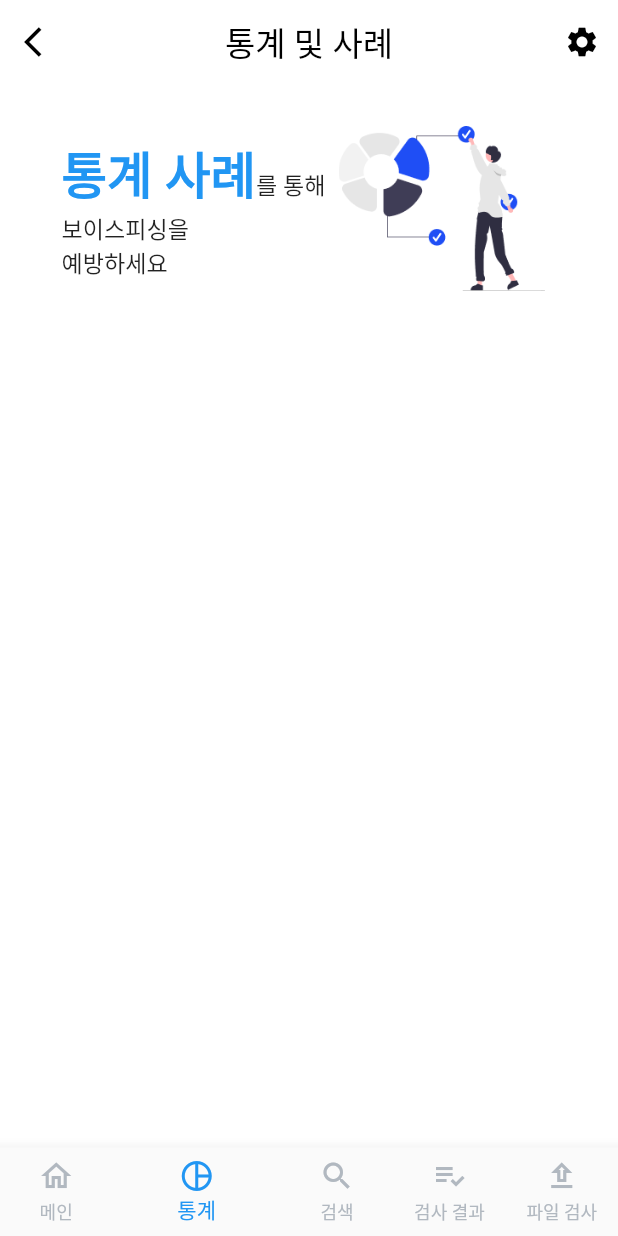
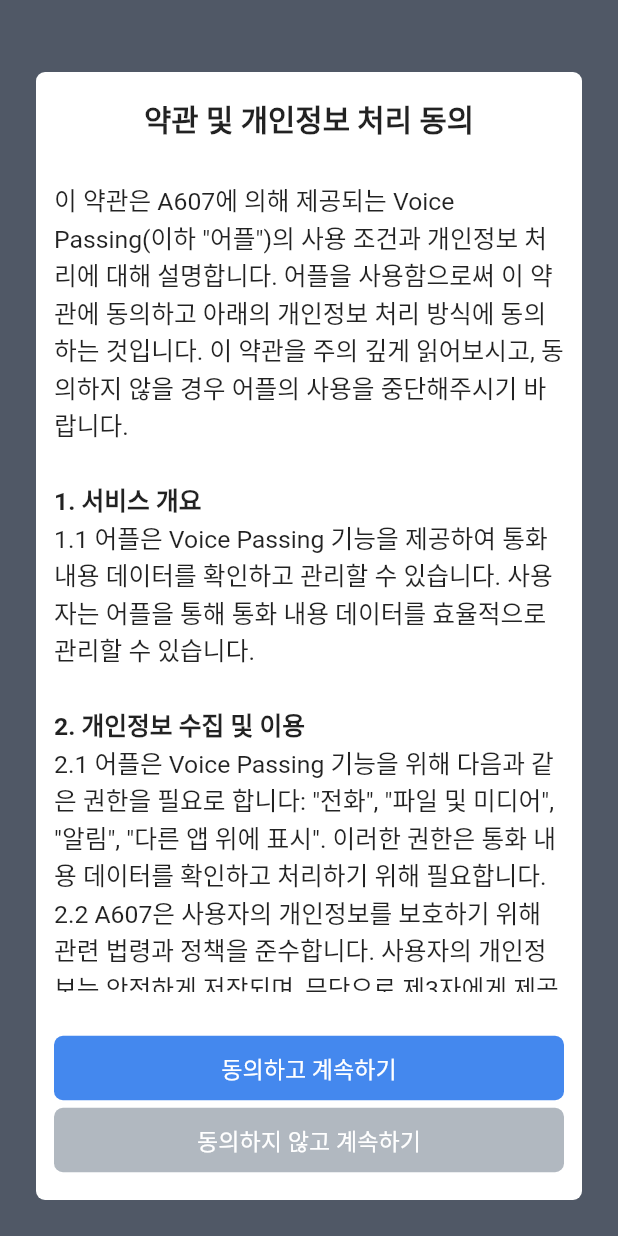
Before and after one commit to 0901jbh/voicepassing, a Flutter app: the AnalyticsScreen screen opened directly, item 2 of the bottom bar chosen, after a tap on the "settings" icon, on a phone screen of 412 x 824 dp. Run offline on Flutter 3.47's test engine with Material 2 defaults, Android fonts, the phone set to English and light mode, and no system bars; drawn by our look-alikes of styled_text; our stand-ins replace fl_chart, flutter_dotenv, permission_handler, vibration; missing offline and left inert: call_log, circle_progress_bar, flutter_overlay_window, phone_state, unique_device_id; network calls fail.

Commit message:
Feat : 사용자 동의 화면 디자인 및 화면 전환 임시 연결

```diff
--- /dev/null
+++ b/frontend/voicepassing/lib/screens/request_permissions_screen.dart
@@ -0,0 +1,166 @@
+import 'package:flutter/material.dart';
+import 'package:voicepassing/style/color_style.dart';
+
+class RequestPermissionsScreen extends StatefulWidget {
+  const RequestPermissionsScreen({super.key});
+
+  @override
+  State<RequestPermissionsScreen> createState() =>
+      _RequestPermissionsScreenState();
+}
+
+class _RequestPermissionsScreenState extends State<RequestPermissionsScreen> {
+  @override
+  Widget build(BuildContext context) {
+    return Scaffold(
+      body: Container(
+        padding: const EdgeInsets.fromLTRB(24, 48, 24, 24),
+        width: MediaQuery.of(context).size.width,
+        height: MediaQuery.of(context).size.height,
+        decoration: const BoxDecoration(
+          color: ColorStyles.textDarkGray,
+        ),
+        child: Container(
+          decoration: BoxDecoration(
+            color: Colors.white,
+            borderRadius: BorderRadius.circular(6),
+          ),
+          padding: const EdgeInsets.fromLTRB(12, 16, 12, 16),
+          child: Column(
+            children: [
+              const Row(
+                mainAxisAlignment: MainAxisAlignment.center,
+                mainAxisSize: MainAxisSize.max,
+                children: [
+                  Text(
+                    '약관 및 개인정보 처리 동의',
+                    style: TextStyle(
+                      fontSize: 18,
+                      fontWeight: FontWeight.w700,
+                    ),
+                  ),
+                ],
+              ),
+              const SizedBox(
+                height: 27,
+              ),
+              Expanded(
+                child: Container(
+                  child: const SingleChildScrollView(
+                    child: Column(
+                      children: [
+                        Text.rich(
+                          TextSpan(
+                            style: TextStyle(
+                              fontSize: 15,
+                              height: 1.5,
+                            ),
+                            children: [
+                              TextSpan(
+                                  text:
+                                      '이 약관은 A607에 의해 제공되는 Voice Passing(이하 "어플")의 사용 조건과 개인정보 처리에 대해 설명합니다. 어플을 사용함으로써 이 약관에 동의하고 아래의 개인정보 처리 방식에 동의하는 것입니다. 이 약관을 주의 깊게 읽어보시고, 동의하지 않을 경우 어플의 사용을 중단해주시기 바랍니다.\n\n'),
+                              TextSpan(
+                                text: '1. 서비스 개요\n',
+                                style: TextStyle(fontWeight: FontWeight.w700),
+                              ),
+                              TextSpan(
+                                  text:
+                                      '1.1 어플은 Voice Passing 기능을 제공하여 통화 내용 데이터를 확인하고 관리할 수 있습니다. 사용자는 어플을 통해 통화 내용 데이터를 효율적으로 관리할 수 있습니다.\n\n'),
+                              TextSpan(
+                                text: '2. 개인정보 수집 및 이용\n',
+                                style: TextStyle(fontWeight: FontWeight.w700),
+                              ),
+                              TextSpan(
+                                  text:
+                                      '2.1 어플은 Voice Passing 기능을 위해 다음과 같은 권한을 필요로 합니다: "전화", "파일 및 미디어", "알림", "다른 앱 위에 표시". 이러한 권한은 통화 내용 데이터를 확인하고 처리하기 위해 필요합니다.\n'),
+                              TextSpan(
+                                  text:
+                                      '2.2 A607은 사용자의 개인정보를 보호하기 위해 관련 법령과 정책을 준수합니다. 사용자의 개인정보는 안전하게 저장되며, 무단으로 제3자에게 제공되지 않습니다. 개인정보 처리에 대한 자세한 내용은 개인정보 처리 방침을 읽고 이해해주시기 바랍니다.\n\n'),
+                              TextSpan(
+                                text: '3. 서비스 이용 제한\n',
+                                style: TextStyle(fontWeight: FontWeight.w700),
+                              ),
+                              TextSpan(
+                                  text:
+                                      '3.1 어플의 일부 기능은 사용자의 개인정보 동의에 따라 제한될 수 있습니다. 개인정보 수집에 대한 동의를 거부할 경우, 해당 기능의 이용이 제한될 수 있습니다.\n\n'),
+                              TextSpan(
+                                text: '4. 개인정보의 보유 및 삭제\n',
+                                style: TextStyle(fontWeight: FontWeight.w700),
+                              ),
+                              TextSpan(
+                                  text:
+                                      '4.1 A607은 사용자의 개인정보를 사용자가 동의한 목적 범위 내에서만 보유합니다. 개인정보 보유 기간은 개인정보 처리 방침에서 정하는 바에 따릅니다. 사용자가 동의를 철회하거나 서비스 해지를 요청한 경우, A607은 즉시 해당 사용자의 개인정보를 삭제합니다.'),
+                            ],
+                          ),
+                          overflow: TextOverflow.clip,
+                        ),
+                      ],
+                    ),
+                  ),
+                ),
+              ),
+              const SizedBox(
+                height: 27,
+              ),
+              Column(
+                children: [
+                  TextButton(
+                    onPressed: () {},
+                    style: ButtonStyle(
+                      backgroundColor:
+                          MaterialStateProperty.all(ColorStyles.themeLightBlue),
+                      overlayColor:
+                          MaterialStateProperty.all(ColorStyles.themeSkyBlue),
+                      shape: MaterialStateProperty.all(
+                        RoundedRectangleBorder(
+                          borderRadius: BorderRadius.circular(6),
+                        ),
+                      ),
+                      fixedSize: MaterialStateProperty.all(
+                        Size.fromWidth(MediaQuery.of(context).size.width),
+                      ),
+                      padding:
+                          MaterialStateProperty.all(const EdgeInsets.all(10)),
+                    ),
+                    child: const Text(
+                      '동의하고 계속하기',
+                      style: TextStyle(
+                        color: Colors.white,
+                      ),
+                    ),
+                  ),
+                  TextButton(
+                    onPressed: () {},
+                    style: ButtonStyle(
+                      backgroundColor:
+                          MaterialStateProperty.all(ColorStyles.subGray),
+                      overlayColor:
+                          MaterialStateProperty.all(ColorStyles.subLightGray),
+                      shape: MaterialStateProperty.all(
+                        RoundedRectangleBorder(
+                          borderRadius: BorderRadius.circular(6),
+                        ),
+                      ),
+                      fixedSize: MaterialStateProperty.all(
+                        Size.fromWidth(MediaQuery.of(context).size.width),
+                      ),
+                      minimumSize: MaterialStateProperty.all(Size.zero),
+                      padding:
+                          MaterialStateProperty.all(const EdgeInsets.all(10)),
+                    ),
+                    child: const Text(
+                      '동의하지 않고 계속하기',
+                      style: TextStyle(
+                        color: Colors.white,
+                      ),
+                    ),
+                  ),
+                ],
+              )
+            ],
+          ),
+        ),
+      ),
+    );
+  }
+}
--- a/frontend/voicepassing/lib/widgets/head_bar.dart
+++ b/frontend/voicepassing/lib/widgets/head_bar.dart
@@ -1,4 +1,5 @@
 import 'package:flutter/material.dart';
+import 'package:voicepassing/screens/request_permissions_screen.dart';
 
 class HeadBar extends StatelessWidget implements PreferredSizeWidget {
   final Text title;
@@ -28,7 +29,10 @@
       }),
       actions: [
         IconButton(
-            onPressed: () {},
+            onPressed: () {
+              Navigator.of(context)
+                  .push(_customRoute(const RequestPermissionsScreen()));
+            },
             icon: const Icon(
               Icons.settings,
               size: 24,
@@ -45,3 +49,21 @@
   @override
   Size get preferredSize => Size.fromHeight(appBar.preferredSize.height);
 }
+
+Route _customRoute(Widget route) {
+  return PageRouteBuilder(
+    pageBuilder: (context, animation, secondaryAnimation) => route,
+    transitionsBuilder: (context, animation, secondaryAnimation, child) {
+      const begin = Offset(1.0, 0.0);
+      const end = Offset.zero;
+      const curve = Curves.ease;
+
+      var tween = Tween(begin: begin, end: end).chain(CurveTween(curve: curve));
+
+      return SlideTransition(
+        position: animation.drive(tween),
+        child: child,
+      );
+    },
+  );
+}
```
